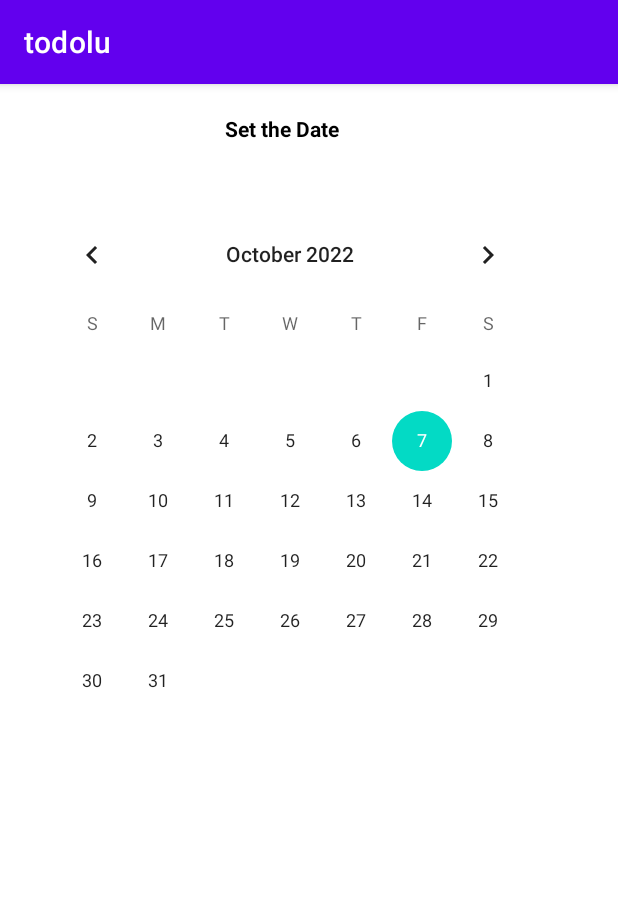
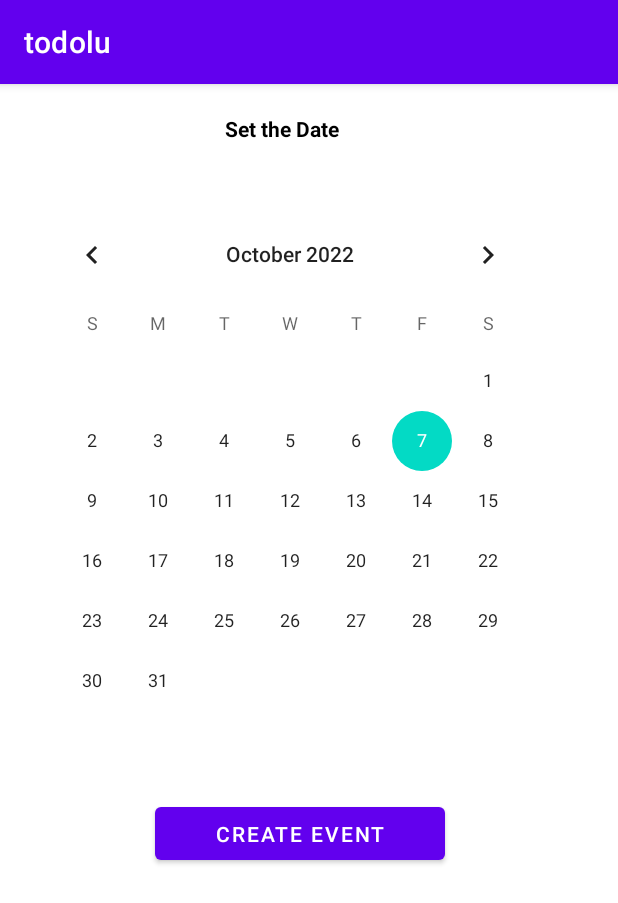
Before and after one commit to gurmehrkaur/todolu, an Android app: the calendar screen opened directly, with no data from a screen before it, on a phone screen of 412 x 824 dp. Shown: the top 903 px of the screen. Run offline under Robolectric (Android 15) with nearby library versions, the phone set to English and light mode, and no system bars.

Commit message:
Working Create Event in Calendar Page

```diff
--- a/app/src/main/java/com/example/todolu/calendar.java
+++ b/app/src/main/java/com/example/todolu/calendar.java
@@ -3,22 +3,35 @@ import androidx.annotation.NonNull;
 
 import androidx.annotation.Nullable;
 import androidx.appcompat.app.AppCompatActivity;
+
+import android.content.Intent;
 import android.os.Bundle;
+import android.view.View;
 import android.widget.Button;
 import android.widget.CalendarView;
 import android.widget.TextView;
 
-public class calendar extends AppCompatActivity {
+public class calendar extends AppCompatActivity{
 
     // Define the variable of CalendarView type
     // and TextView type;
     CalendarView cal;
     TextView date_view;
+    Button button;
+
     @Override
     protected void onCreate(Bundle savedInstanceState)
     {
         super.onCreate(savedInstanceState);
         setContentView(R.layout.calendar);
+        button =(Button) findViewById(R.id.create);
+        button.setOnClickListener(new View.OnClickListener()
+                                  {
+            @Override
+            public void onClick(View v){
+                opencreate();
+            }
+            });
 
         // By ID we can use each component
         // which id is assign in xml file
@@ -58,5 +71,11 @@ public class calendar extends AppCompatActivity {
                                 date_view.setText(Date);
                             }
                         });
+
     }
+    public void opencreate(){
+        Intent intent = new Intent(this,createevent.class);
+        startActivity(intent);
+    }
+
 }
--- a/app/src/main/res/layout/calendar.xml
+++ b/app/src/main/res/layout/calendar.xml
@@ -8,6 +8,19 @@
     tools:context=".calendar">
 
     <!-- Add TextView to display the date -->
+    <Button
+        android:id="@+id/create"
+        android:layout_width="193dp"
+        android:layout_height="47dp"
+        android:layout_marginStart="103dp"
+        android:layout_marginTop="476dp"
+        android:layout_marginEnd="99dp"
+        android:enabled="true"
+        android:text="Create Event"
+        app:layout_constraintEnd_toEndOf="parent"
+        app:layout_constraintStart_toStartOf="parent"
+        app:layout_constraintTop_toTopOf="parent" />
+
     <TextView
         android:id="@+id/date_view"
         android:layout_width="wrap_content"
```
Also changed, not shown: app/src/main/AndroidManifest.xml (+12 -1 lines), app/src/main/java/com/example/todolu/createevent.java (added, +54 -0 lines), app/src/main/res/layout/createevent.xml (added, +79 -0 lines).
